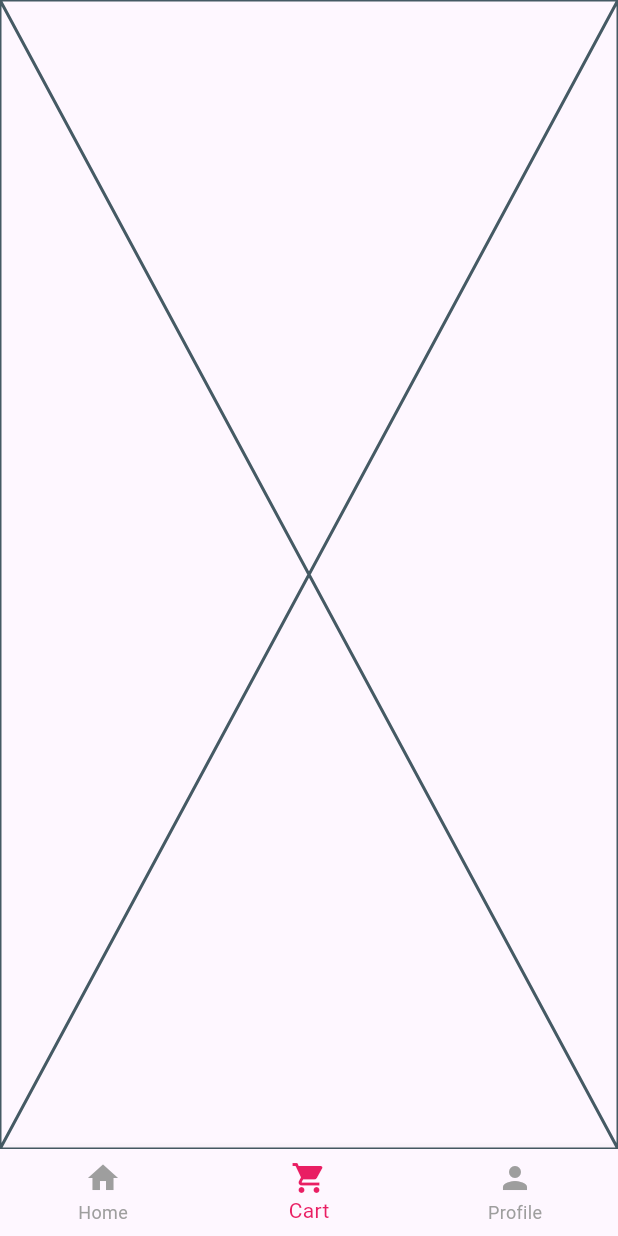
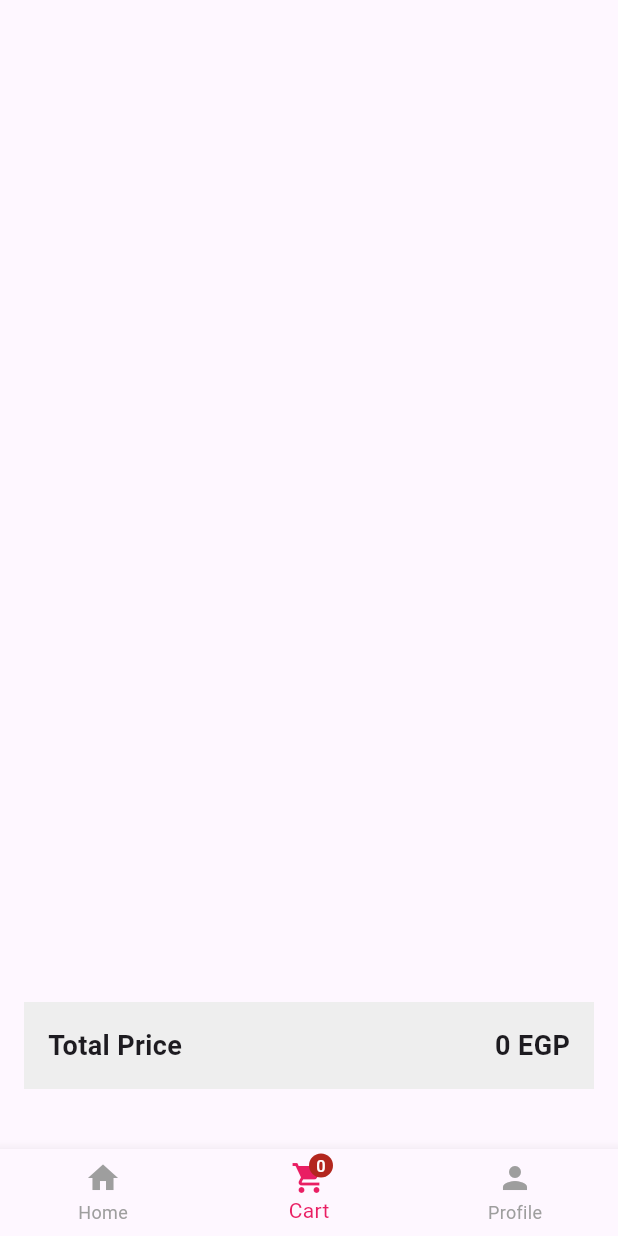
Before and after one commit to Abdelrahman200hany/depiecommerse, a Flutter app: the MainView screen opened by its route, item 2 of the bottom bar chosen, on a phone screen of 412 x 824 dp. Run offline on Flutter 3.47's test engine with Material 3 defaults, Android fonts, the light colour scheme and no system bars; drawn by our look-alikes of carousel_slider; our stand-ins replace bloc, device_preview, flutter_bloc, page_transition.

Commit message:
add cart to project

```diff
--- /dev/null
+++ b/lib/manager/bloc/cart_bloc_bloc.dart
@@ -0,0 +1,67 @@
+import 'package:bloc/bloc.dart';
+import 'package:meta/meta.dart';
+import 'package:minecommerse/models/cart_model.dart';
+import 'package:minecommerse/models/product_item_model.dart';
+
+part 'cart_bloc_event.dart';
+part 'cart_bloc_state.dart';
+
+class CartBloc extends Bloc<CartEvent, CartState> {
+  CartBloc() : super(CartState()) {
+    on<AddToCart>(_onAddToCart);
+    on<IncrementItem>(_onIncrementItem);
+    on<DecrementItem>(_onDecrementItem);
+  }
+
+  void _onAddToCart(AddToCart event, Emitter<CartState> emit) {
+    final items = List<CartItemModel>.from(state.items);
+    final index = items.indexWhere(
+      (item) => item.product.uID == event.product.uID,
+    );
+
+    if (index != -1) {
+      items[index] = items[index].copyWith(quantity: items[index].quantity + 1);
+    } else {
+      items.add(CartItemModel(product: event.product));
+    }
+
+    emit(state.copyWith(items: items, totalPrice: _calculateTotal(items)));
+  }
+
+  void _onIncrementItem(IncrementItem event, Emitter<CartState> emit) {
+    final items = List<CartItemModel>.from(state.items);
+    final index = items.indexWhere(
+      (item) => item.product.uID == event.productId,
+    );
+
+    if (index != -1) {
+      items[index] = items[index].copyWith(quantity: items[index].quantity + 1);
+      emit(state.copyWith(items: items, totalPrice: _calculateTotal(items)));
+    }
+  }
+
+  void _onDecrementItem(DecrementItem event, Emitter<CartState> emit) {
+    final items = List<CartItemModel>.from(state.items);
+    final index = items.indexWhere(
+      (item) => item.product.uID == event.productId,
+    );
+
+    if (index != -1) {
+      if (items[index].quantity > 1) {
+        items[index] = items[index].copyWith(
+          quantity: items[index].quantity - 1,
+        );
+      } else {
+        items.removeAt(index);
+      }
+      emit(state.copyWith(items: items, totalPrice: _calculateTotal(items)));
+    }
+  }
+
+  int _calculateTotal(List<CartItemModel> items) {
+    return items.fold(
+      0,
+      (sum, item) => sum + (item.product.price * item.quantity),
+    );
+  }
+}
--- /dev/null
+++ b/lib/manager/bloc/cart_bloc_event.dart
@@ -0,0 +1,19 @@
+part of 'cart_bloc_bloc.dart';
+
+@immutable
+abstract class CartEvent {}
+
+class AddToCart extends CartEvent {
+  final ProductItemModel product;
+  AddToCart(this.product);
+}
+
+class IncrementItem extends CartEvent {
+  final String productId;
+  IncrementItem(this.productId);
+}
+
+class DecrementItem extends CartEvent {
+  final String productId;
+  DecrementItem(this.productId);
+}
--- /dev/null
+++ b/lib/manager/bloc/cart_bloc_state.dart
@@ -0,0 +1,16 @@
+part of 'cart_bloc_bloc.dart';
+
+@immutable
+class CartState {
+  final List<CartItemModel> items;
+  final int totalPrice;
+
+  const CartState({this.items = const [], this.totalPrice = 0});
+
+  CartState copyWith({List<CartItemModel>? items, int? totalPrice}) {
+    return CartState(
+      items: items ?? this.items,
+      totalPrice: totalPrice ?? this.totalPrice,
+    );
+  }
+}
--- /dev/null
+++ b/lib/models/cart_model.dart
@@ -0,0 +1,15 @@
+import 'package:minecommerse/models/product_item_model.dart';
+
+class CartItemModel {
+  final ProductItemModel product;
+  final int quantity;
+
+  CartItemModel({required this.product, this.quantity = 1});
+
+  CartItemModel copyWith({int? quantity}) {
+    return CartItemModel(
+      product: this.product,
+      quantity: quantity ?? this.quantity,
+    );
+  }
+}
--- a/lib/view/custom_widgets/models/product_item_model.dart
+++ b/lib/models/product_item_model.dart
@@ -1,9 +1,10 @@
 class ProductItemModel {
-  final String image, title, des;
+  final String image, title, des, uID;
   final int price;
 
   ProductItemModel({
     required this.image,
+    required this.uID,
     required this.title,
     required this.des,
     required this.price,
@@ -15,30 +16,35 @@ class ProductItemModel {
       image: 'assets/images/pizza.jpeg',
       title: 'pizza',
       price: 233,
+      uID: '1',
     ),
     ProductItemModel(
       des: 'white pasta',
       image: 'assets/images/pasta.jpeg',
       title: 'pasta',
       price: 110,
+      uID: '2',
     ),
     ProductItemModel(
       des: 'classic burger',
       image: 'assets/images/burger.jpg',
       title: 'burger',
       price: 300,
+      uID: '3',
     ),
     ProductItemModel(
       des: 'gril tonna',
       image: 'assets/images/fish2.jpeg',
       title: 'fish',
       price: 150,
+      uID: '4',
     ),
     ProductItemModel(
       des: 'well done ',
       image: 'assets/images/meat.jpeg',
       title: 'meat',
       price: 400,
+      uID: '5',
     ),
   ];
 }
--- a/lib/view/cart_view.dart
+++ b/lib/view/cart_view.dart
@@ -1,10 +1,11 @@
 import 'package:flutter/material.dart';
+import 'package:minecommerse/view/custom_widgets/cart_view_body.dart';
 
 class CartView extends StatelessWidget {
   const CartView({super.key});
 
   @override
   Widget build(BuildContext context) {
-    return const Placeholder();
+    return const CartViewBody();
   }
 }
--- a/lib/view/custom_widgets/bottom_navigation_bar.dart
+++ b/lib/view/custom_widgets/bottom_navigation_bar.dart
@@ -1,4 +1,6 @@
 import 'package:flutter/material.dart';
+import 'package:flutter_bloc/flutter_bloc.dart';
+import 'package:minecommerse/manager/bloc/cart_bloc_bloc.dart';
 
 class BuildBottomNavigationBar extends StatefulWidget {
   const BuildBottomNavigationBar({super.key, required this.onChange});
@@ -25,7 +27,13 @@ class _BuildBottomNavigationBarState extends State<BuildBottomNavigationBar> {
 
       items: [
         BottomNavigationBarItem(icon: Icon(Icons.home), label: 'Home'),
-        BottomNavigationBarItem(icon: Icon(Icons.shopping_cart), label: 'Cart'),
+        BottomNavigationBarItem(
+          icon: Badge.count(
+            count: context.watch<CartBloc>().state.items.length,
+            child: Icon(Icons.shopping_cart),
+          ),
+          label: 'Cart',
+        ),
         BottomNavigationBarItem(icon: Icon(Icons.person), label: 'Profile'),
       ],
     );
--- /dev/null
+++ b/lib/view/custom_widgets/cart_view_body.dart
@@ -0,0 +1,44 @@
+import 'package:flutter/material.dart';
+import 'package:flutter_bloc/flutter_bloc.dart';
+import 'package:minecommerse/manager/bloc/cart_bloc_bloc.dart';
+import 'package:minecommerse/view/custom_widgets/cart_item.dart';
+import 'package:minecommerse/view/custom_widgets/total_price.dart';
+
+class CartViewBody extends StatelessWidget {
+  const CartViewBody({super.key});
+
+  @override
+  Widget build(BuildContext context) {
+    return Scaffold(
+      body: SafeArea(
+        child: Padding(
+          padding: EdgeInsetsGeometry.symmetric(horizontal: 16),
+          child: Column(
+            children: [
+              Expanded(
+                child: BlocBuilder<CartBloc, CartState>(
+                  builder: (context, state) {
+                    return ListView.builder(
+                      itemCount: state.items.length,
+                      itemBuilder: (context, index) {
+                        final item = state.items[index];
+                        return Padding(
+                          padding: const EdgeInsets.only(top: 12),
+                          child: CartItem(cartItem: item),
+                        );
+                      },
+                    );
+
+                  },
+                ),
+              ),
+              Spacer(),
+            TotalPriceWidget(),
+              SizedBox(height: 40,),
+            ],
+          ),
+        ),
+      ),
+    );
+  }
+}
--- a/lib/view/custom_widgets/grid_item.dart
+++ b/lib/view/custom_widgets/grid_item.dart
@@ -1,5 +1,5 @@
 import 'package:flutter/material.dart';
-import 'package:minecommerse/view/custom_widgets/models/product_item_model.dart';
+import 'package:minecommerse/models/product_item_model.dart';
 
 class GridItem extends StatelessWidget {
   const GridItem({super.key, required this.item});
--- a/lib/view/custom_widgets/grid_list.dart
+++ b/lib/view/custom_widgets/grid_list.dart
@@ -1,6 +1,6 @@
 import 'package:flutter/material.dart';
 import 'package:minecommerse/view/custom_widgets/grid_item.dart';
-import 'package:minecommerse/view/custom_widgets/models/product_item_model.dart';
+import 'package:minecommerse/models/product_item_model.dart';
 
 class GridList extends StatefulWidget {
   const GridList({super.key});
--- a/lib/view/custom_widgets/header_product_item_des.dart
+++ b/lib/view/custom_widgets/header_product_item_des.dart
@@ -1,6 +1,6 @@
 
 import 'package:flutter/material.dart';
-import 'package:minecommerse/view/custom_widgets/models/product_item_model.dart';
+import 'package:minecommerse/models/product_item_model.dart';
 
 class HeaderProductItemDescrition extends StatelessWidget {
   const HeaderProductItemDescrition({
--- a/lib/view/custom_widgets/on_generate_route.dart
+++ b/lib/view/custom_widgets/on_generate_route.dart
@@ -1,21 +1,65 @@
+// import 'package:flutter/material.dart';
+// import 'package:minecommerse/view/custom_widgets/models/product_item_model.dart';
+// import 'package:minecommerse/view/custom_widgets/product_item_view.dart';
+// import 'package:minecommerse/view/home_view.dart';
+// import 'package:minecommerse/view/main_view.dart';
+
+// Route<dynamic> onGenerateRoute(RouteSettings settings) {
+//   switch (settings.name) {
+//     case HomeView.route:
+//       return MaterialPageRoute(builder: (context) => const HomeView());
+//     case MainView.route:
+//       return MaterialPageRoute(builder: (context) => const MainView());
+//     case ProductItemView.route:
+//       return MaterialPageRoute(
+//         builder: (context) =>
+//             ProductItemView(product: settings.arguments as ProductItemModel),
+//       );
+//     default:
+//       return MaterialPageRoute(builder: (context) => const HomeView());
+//   }
+// }
 import 'package:flutter/material.dart';
-import 'package:minecommerse/view/custom_widgets/models/product_item_model.dart';
+import 'package:page_transition/page_transition.dart';
+import 'package:minecommerse/models/product_item_model.dart';
 import 'package:minecommerse/view/custom_widgets/product_item_view.dart';
 import 'package:minecommerse/view/home_view.dart';
 import 'package:minecommerse/view/main_view.dart';
 
 Route<dynamic> onGenerateRoute(RouteSettings settings) {
   switch (settings.name) {
+
     case HomeView.route:
-      return MaterialPageRoute(builder: (context) => const HomeView());
+      return PageTransition(
+        type: PageTransitionType.fade,
+        duration: const Duration(milliseconds: 200),
+        child: const HomeView(),
+      );
+
     case MainView.route:
-      return MaterialPageRoute(builder: (context) => const MainView());
+      return PageTransition(
+        type: PageTransitionType.rightToLeft,
+        duration: const Duration(milliseconds: 200),
+        child: const MainView(),
+      );
+
     case ProductItemView.route:
-      return MaterialPageRoute(
-        builder: (context) =>
-            ProductItemView(product: settings.arguments as ProductItemModel),
+      return PageTransition(
+        type: PageTransitionType.bottomToTop,
+        alignment: Alignment.topRight,
+
+        duration: const Duration(milliseconds:200),
+        child: ProductItemView(
+          product: settings.arguments as ProductItemModel,
+        ),
       );
+
     default:
-      return MaterialPageRoute(builder: (context) => const HomeView());
+      return PageTransition(
+        type: PageTransitionType.fade,
+        duration: const Duration(milliseconds: 200),
+        settings: settings,
+        child: const HomeView(),
+      );
   }
 }
--- a/lib/view/custom_widgets/product_item_view.dart
+++ b/lib/view/custom_widgets/product_item_view.dart
@@ -2,7 +2,7 @@ import 'package:flutter/material.dart';
 import 'package:minecommerse/view/custom_widgets/container_details_list.dart';
 import 'package:minecommerse/view/custom_widgets/header_product_item_des.dart';
 import 'package:minecommerse/view/custom_widgets/ingredient_container.dart';
-import 'package:minecommerse/view/custom_widgets/models/product_item_model.dart';
+import 'package:minecommerse/models/product_item_model.dart';
 import 'package:minecommerse/view/custom_widgets/stack_picture.dart';
 
 class ProductItemView extends StatelessWidget {
--- a/lib/view/custom_widgets/sliver_item.dart
+++ b/lib/view/custom_widgets/sliver_item.dart
@@ -1,5 +1,7 @@
 import 'package:flutter/material.dart';
-import 'package:minecommerse/view/custom_widgets/models/product_item_model.dart';
+import 'package:flutter_bloc/flutter_bloc.dart';
+import 'package:minecommerse/manager/bloc/cart_bloc_bloc.dart';
+import 'package:minecommerse/models/product_item_model.dart';
 
 class SliverItemlist extends StatelessWidget {
   const SliverItemlist({super.key, required this.item});
@@ -36,16 +38,24 @@ class SliverItemlist extends StatelessWidget {
         ),
       ),
       trailing: GestureDetector(
-        onTap:  (){},
+        onTap: () {
+          BlocProvider.of<CartBloc>(context).add(AddToCart(item));
+          ScaffoldMessenger.of(context).showSnackBar(
+            SnackBar(content: Text('${item.title} added to cart')),
+          );
+        },
         child: Container(
-          width:100 ,
-        height: 34,
+          width: 100,
+          height: 34,
           decoration: BoxDecoration(
             borderRadius: BorderRadius.circular(8),
             color: const Color.fromARGB(255, 236, 196, 196),
           ),
           child: Center(
-            child: Text('add to cart', style: TextStyle(fontSize: 14, color: Colors.black)),
+            child: Text(
+              'add to cart',
+              style: TextStyle(fontSize: 14, color: Colors.black),
+            ),
           ),
         ),
       ),
--- a/lib/view/custom_widgets/sliver_list.dart
+++ b/lib/view/custom_widgets/sliver_list.dart
@@ -1,5 +1,5 @@
 import 'package:flutter/material.dart';
-import 'package:minecommerse/view/custom_widgets/models/product_item_model.dart';
+import 'package:minecommerse/models/product_item_model.dart';
 import 'package:minecommerse/view/custom_widgets/product_item_view.dart';
 import 'package:minecommerse/view/custom_widgets/sliver_item.dart';
 
--- /dev/null
+++ b/lib/view/custom_widgets/total_price.dart
@@ -0,0 +1,32 @@
+import 'package:flutter/material.dart';
+import 'package:flutter_bloc/flutter_bloc.dart';
+import 'package:minecommerse/manager/bloc/cart_bloc_bloc.dart';
+
+class TotalPriceWidget extends StatelessWidget {
+  const TotalPriceWidget({super.key});
+
+  @override
+  Widget build(BuildContext context) {
+    return BlocBuilder<CartBloc, CartState>(
+      builder: (context, state) {
+        return Container(
+          padding: const EdgeInsets.all(16),
+          color: Colors.grey[200],
+          child: Row(
+            mainAxisAlignment: MainAxisAlignment.spaceBetween,
+            children: [
+              const Text(
+                'Total Price',
+                style: TextStyle(fontSize: 18, fontWeight: FontWeight.bold),
+              ),
+              Text(
+                '${state.totalPrice} EGP',
+                style: const TextStyle(fontSize: 18, fontWeight: FontWeight.bold),
+              ),
+            ],
+          ),
+        );
+      },
+    );
+  }
+}
```
Also changed, not shown: lib/main.dart (+11 -8 lines), lib/view/custom_widgets/cart_item.dart (added, +81 -0 lines), pubspec.yaml (+7 -12 lines), pubspec.lock, 1 other file.
